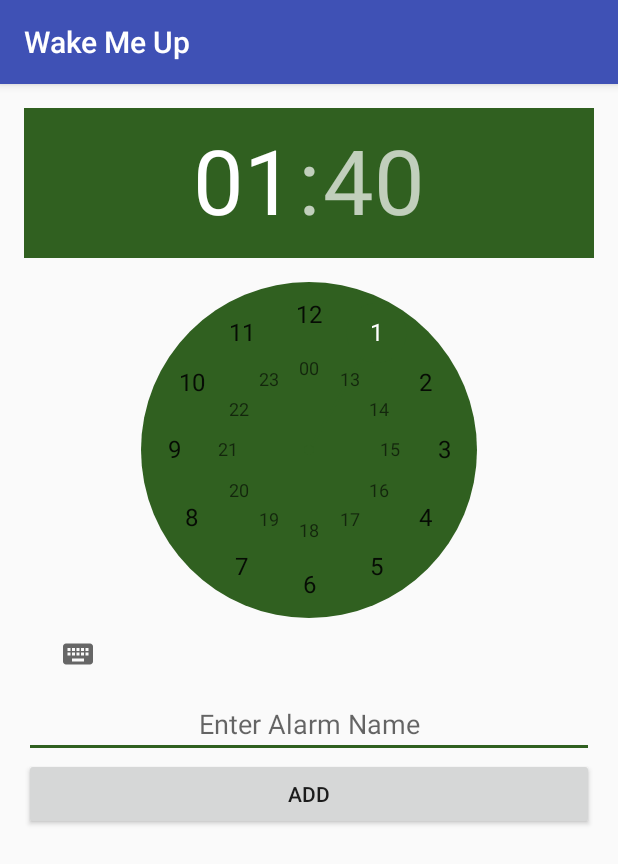
After one commit to GitMeGet/kludge, an Android app: the InputAlarm screen opened directly, with no data from a screen before it, on a phone screen of 412 x 824 dp. The commit adds this screen. Shown: the top 864 px of the screen. Run offline under Robolectric (Android 15) with nearby library versions, the phone set to English and light mode, and no system bars.

Commit message:
add add_alarm activity and revamped MainAlarm

```diff
--- a/app/build.gradle
+++ b/app/build.gradle
@@ -23,4 +23,5 @@ dependencies {
     compile fileTree(dir: 'libs', include: ['*.jar'])
     testCompile 'junit:junit:4.12'
     compile 'com.android.support:appcompat-v7:23.4.0'
+    compile 'com.android.support:design:23.4.0'
 }
--- a/app/src/main/AndroidManifest.xml
+++ b/app/src/main/AndroidManifest.xml
@@ -22,7 +22,8 @@
                 <category android:name="android.intent.category.LAUNCHER" />
             </intent-filter>
         </activity>
-        <activity android:name=".AlarmWake"></activity>
+        <activity android:name=".AlarmWake" />
+        <activity android:name=".InputAlarm"></activity>
     </application>
 
 </manifest>
--- /dev/null
+++ b/app/src/main/java/com/kludge/wakemeup/InputAlarm.java
@@ -0,0 +1,37 @@
+package com.kludge.wakemeup;
+
+import android.content.Intent;
+import android.support.v7.app.AppCompatActivity;
+import android.os.Bundle;
+import android.view.View;
+import android.widget.EditText;
+import android.widget.TimePicker;
+
+public class InputAlarm extends AppCompatActivity {
+
+    @Override
+    protected void onCreate(Bundle savedInstanceState) {
+        super.onCreate(savedInstanceState);
+        setContentView(R.layout.activity_input_alarm);
+
+        TimePicker viewTimePicker = ((TimePicker) findViewById(R.id.time_picker));
+        viewTimePicker.setIs24HourView(true);
+    }
+
+
+    public void addAlarm(View view){
+        EditText viewAlarmName = ((EditText) findViewById(R.id.alarm_name));
+        assert viewAlarmName != null;
+        String alarmName = viewAlarmName.getText().toString();
+
+        TimePicker viewTimePicker = ((TimePicker) findViewById(R.id.time_picker));
+
+        Intent data = new Intent();
+        data.putExtra("alarm_name", alarmName);
+        data.putExtra("hour", viewTimePicker.getHour());
+        data.putExtra("minute", viewTimePicker.getMinute());
+
+        setResult(MainAlarm.ID_RESULT_OK, data);
+        finish();
+    }
+}
--- /dev/null
+++ b/app/src/main/res/layout/activity_input_alarm.xml
@@ -0,0 +1,30 @@
+<?xml version="1.0" encoding="utf-8"?>
+<LinearLayout xmlns:android="http://schemas.android.com/apk/res/android"
+    xmlns:tools="http://schemas.android.com/tools"
+    android:layout_width="match_parent"
+    android:layout_height="match_parent"
+    android:paddingBottom="@dimen/activity_vertical_margin"
+    android:paddingLeft="@dimen/activity_horizontal_margin"
+    android:paddingRight="@dimen/activity_horizontal_margin"
+    android:paddingTop="@dimen/activity_vertical_margin"
+    android:orientation="vertical"
+    tools:context="com.kludge.wakemeup.InputAlarm">
+
+    <TimePicker android:id="@+id/time_picker"
+        android:layout_width="wrap_content"
+        android:layout_height="wrap_content"
+        android:numbersBackgroundColor="@color/colorAccent" />
+
+    <EditText android:id="@+id/alarm_name"
+        android:layout_width="match_parent"
+        android:layout_height="wrap_content"
+        android:hint="@string/empty_alarm_field"
+        android:textAlignment="center"/>
+
+    <Button android:id="@+id/butt_add_alarm"
+        android:layout_width="match_parent"
+        android:layout_height="wrap_content"
+        android:text="@string/button_add"
+        android:onClick="addAlarm"/>
+
+</LinearLayout>
--- a/app/src/main/res/values/colors.xml
+++ b/app/src/main/res/values/colors.xml
@@ -2,5 +2,6 @@
 <resources>
     <color name="colorPrimary">#3F51B5</color>
     <color name="colorPrimaryDark">#303F9F</color>
-    <color name="colorAccent">#FF4081</color>
+    <color name="colorAccent">#306020</color>
+    <color name="colorBlue">#2020A0</color>
 </resources>
--- a/app/src/main/res/values/dimens.xml
+++ b/app/src/main/res/values/dimens.xml
@@ -2,4 +2,5 @@
     <!-- Default screen margins, per the Android Design guidelines. -->
     <dimen name="activity_horizontal_margin">16dp</dimen>
     <dimen name="activity_vertical_margin">16dp</dimen>
+    <dimen name="fab_margin">16dp</dimen>
 </resources>
--- a/app/src/main/res/values/strings.xml
+++ b/app/src/main/res/values/strings.xml
@@ -4,4 +4,6 @@
     <string name="alarm_name">ALARM_NAME</string>
     <string name="alarm_time"></string>
     <string name="empty_alarm_field">Enter Alarm Name</string>
+    <string name="title_activity_add_alarm">AddAlarm</string>
+    <string name="action_settings">Settings</string>
 </resources>
```
Also changed, not shown: app/src/main/java/com/kludge/wakemeup/MainAlarm.java (+71 -21 lines), app/src/main/res/layout/activity_main_alarm.xml (+10 -14 lines), app/src/main/res/values-v21/styles.xml (added, +9 -0 lines), app/src/main/res/values/styles.xml (+9 -0 lines).
